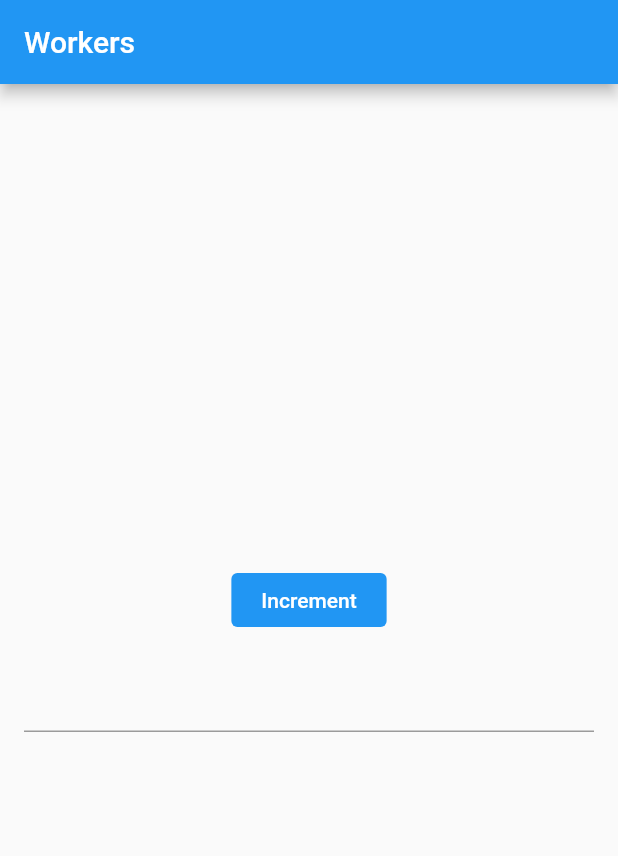
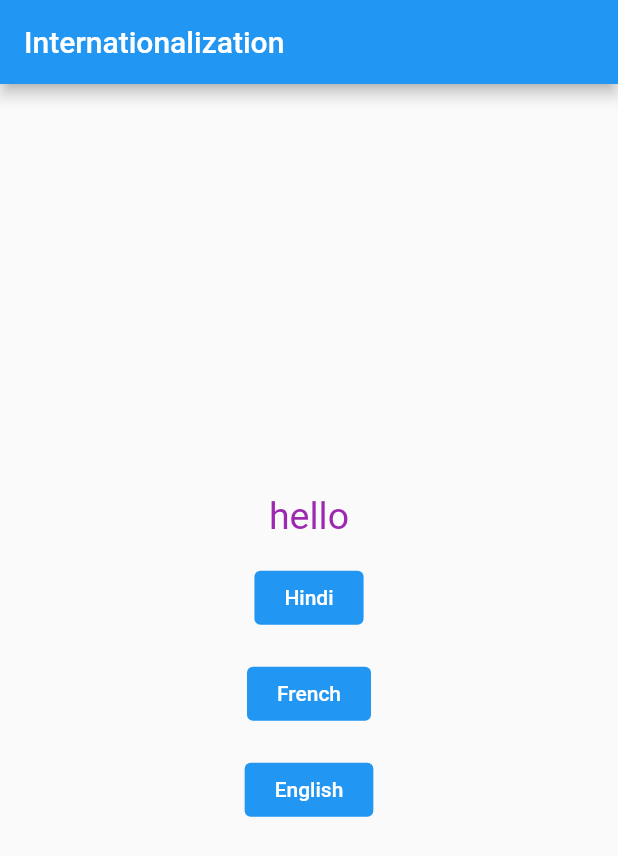
Before and after one commit to shubham3135/FlutterStateManagementGetX, a Flutter app: the screen it shows after launch, on a phone screen of 412 x 824 dp. Shown: the top 856 px of the screen. Run offline on Flutter 3.47's test engine with Material 2 defaults, Android fonts, the phone set to English and light mode, and no system bars; our stand-ins replace get.

Commit message:
Internationalization

```diff
--- a/lib/main.dart
+++ b/lib/main.dart
@@ -1,6 +1,7 @@
 import 'package:flutter/cupertino.dart';
 import 'package:flutter/material.dart';
 import 'package:get/get.dart';
+import 'package:get_x/messages.dart';
 import 'package:get_x/my_controller.dart';
 
 void main() {
@@ -14,13 +15,16 @@ class MyApp extends StatelessWidget {
   @override
   Widget build(BuildContext context) {
     return GetMaterialApp(
-      title: 'Workers',
+      translations: Messages(),
+      locale: Locale('en', 'US'),
+      fallbackLocale: Locale('en', 'US'),
+      title: 'Internationalization',
       theme: ThemeData(
         primarySwatch: Colors.blue,
       ),
       home: Scaffold(
         appBar: AppBar(
-          title: Text('Workers'),
+          title: Text('Internationalization'),
         ),
         body: Center(
           child: Column(
@@ -28,27 +32,54 @@ class MyApp extends StatelessWidget {
             crossAxisAlignment: CrossAxisAlignment.center,
             children: [
               /**
-               * Using Workers
+               * Internationalization
                */
+              Text(
+                'hello'.tr,
+                style: TextStyle(fontSize: 25, color: Colors.purple),
+              ),
+              SizedBox(
+                height: 16,
+              ),
               TextButton(
                 onPressed: () {
-                  myController.increment();
+                  myController.changeLanguage('hi', 'IN');
                 },
-                child: Text('Increment'),
+                child: Text('Hindi'),
                 style: TextButton.styleFrom(
                   primary: Colors.white,
                   backgroundColor: Colors.blue,
                   padding: EdgeInsets.symmetric(horizontal: 20),
                 ),
               ),
-              Padding(
-                padding: EdgeInsets.all(16),
-                child: TextField(
-                  onChanged: (val) {
-                    myController.increment();
-                  },
+              SizedBox(
+                height: 16,
+              ),
+              TextButton(
+                onPressed: () {
+                  myController.changeLanguage('fr', 'FR');
+                },
+                child: Text('French'),
+                style: TextButton.styleFrom(
+                  primary: Colors.white,
+                  backgroundColor: Colors.blue,
+                  padding: EdgeInsets.symmetric(horizontal: 20),
                 ),
-              )
+              ),
+              SizedBox(
+                height: 16,
+              ),
+              TextButton(
+                onPressed: () {
+                  myController.changeLanguage('en', 'US');
+                },
+                child: Text('English'),
+                style: TextButton.styleFrom(
+                  primary: Colors.white,
+                  backgroundColor: Colors.blue,
+                  padding: EdgeInsets.symmetric(horizontal: 20),
+                ),
+              ),
             ],
           ),
         ),
--- /dev/null
+++ b/lib/messages.dart
@@ -0,0 +1,11 @@
+import 'package:get/get.dart';
+
+class Messages extends Translations {
+  @override
+  // TODO: implement keys
+  Map<String, Map<String, String>> get keys => {
+        'en_US': {'hello': 'Hello'},
+        'hi_IN': {'hello': 'नमस्कार'},
+        'fr_FR': {'hello': 'Bonjour'}
+      };
+}
--- a/lib/my_controller.dart
+++ b/lib/my_controller.dart
@@ -1,28 +1,9 @@
+import 'package:flutter/cupertino.dart';
 import 'package:get/get.dart';
 
 class MyController extends GetxController {
-  var count = 0.obs;
-  void increment() {
-    count++;
-  }
-
-  @override
-  void onInit() {
-    //called every time when the value of count variable changes
-    // ever(count, (_) => print(count));
-
-    //called every time when the value of count of any variable from the list changes
-    // everAll([count], (_) => print(count));
-
-    //called only once when the value of count variable changes
-    // once(count, (_) => print(count));
-
-    //called every time when the user stops typing for 800 millisecond default and specified as given
-    // debounce(count, (_) => print('when the user stops typing for 1 second'), time: Duration(seconds: 1));
-
-    //called method after given interval
-    interval(count, (_) => print('Ignore all changes $count'),
-        time: Duration(seconds: 3));
-    super.onInit();
+  void changeLanguage(var param1, var param2) {
+    var locale = Locale(param1, param2);
+    Get.updateLocale(locale);
   }
 }
```
